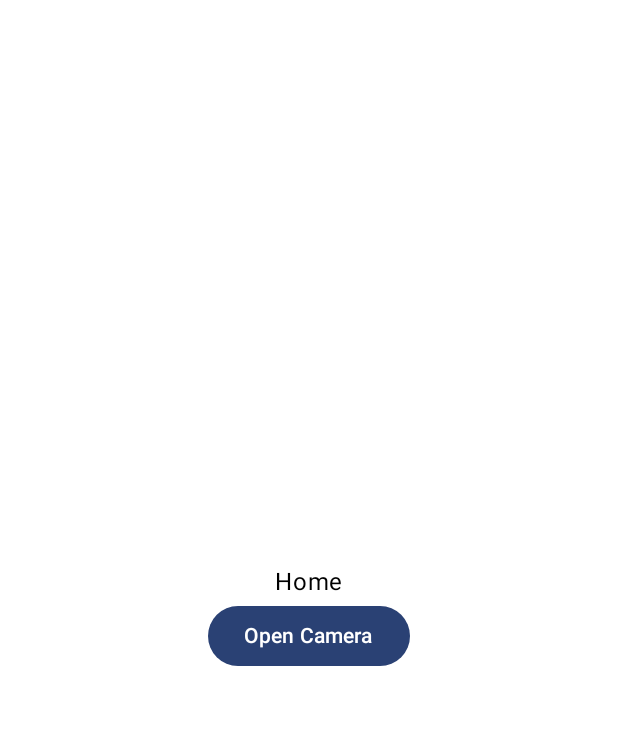
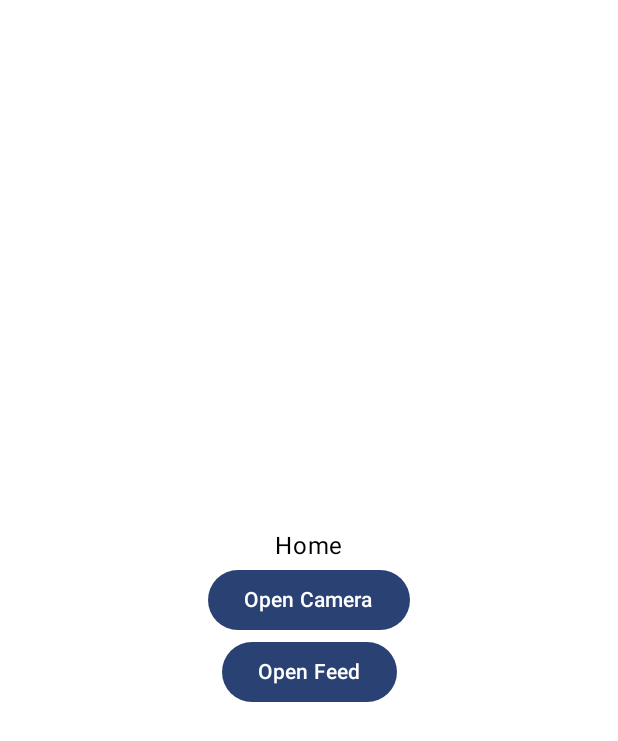
Before and after one commit to MattBaldivino/RealTime, an Android app built with Jetpack Compose: the HomeScreen screen opened through its navigation route, on a phone screen of 412 x 824 dp. Shown: the top 741 px of the screen. Run offline under Robolectric (Android 15) with nearby library versions, the phone set to English and light mode, and no system bars; our stand-ins replace Room's generated code.

Commit message:
feed with images + usernames

```diff
--- a/app/src/main/java/com/bignerdranch/android/realtime/HomeScreen.kt
+++ b/app/src/main/java/com/bignerdranch/android/realtime/HomeScreen.kt
@@ -25,9 +25,14 @@ fun HomeScreen(navController: NavHostController){
             Text(text = "Home")
 
                 Button(onClick = {
-                    navController.navigate("camera") // Navigate to the Camera Screen
+                    navController.navigate("camera") // Navigate to the Feed
                 }) {
                     Text(text = "Open Camera")
+                }
+                Button(onClick = {
+                    navController.navigate("feed") // Navigate to the Camera Screen
+                }) {
+                    Text(text = "Open Feed")
                 }
         }
     }
--- a/app/src/main/java/com/bignerdranch/android/realtime/MainActivity.kt
+++ b/app/src/main/java/com/bignerdranch/android/realtime/MainActivity.kt
@@ -1,5 +1,6 @@
 package com.bignerdranch.android.realtime
 
+import UserFeed
 import android.content.pm.PackageManager
 import android.Manifest;
 import android.annotation.SuppressLint
@@ -128,28 +129,8 @@ class MainActivity : ComponentActivity() {
         val userRepository by lazy { UsersRepository(database.usersDao()) }
         val postRepository by lazy { PostsRepository(database.postsDao())}
 
-        val user = Users(
-            username = "JaneDoe",
-            password = "1234"
-        )
-
-        val dummyDate = Date()
-        val post = Posts(
-            //dummyphoto doesn't exist, it's just a string placeholder
-            photoFileName = "dummyphoto.png",
-            date = dummyDate,
-            owner = "JaneDoe"
-        )
-
         lifecycleScope.launch {
-            userRepository.insertUser(user)
-            val returnedUser: Users = userRepository.getUser("JaneDoe")
-            Log.d("user", returnedUser.toString())
-
-            postRepository.insertPost(post)
-            val returnedPosts = postRepository.getPosts(dummyDate)
-            Log.d("post", returnedPosts.joinToString())
-
+            postRepository.deleteAll()
         }
 
     }
@@ -250,6 +231,10 @@ fun NavGraph(navController: NavHostController){
             HomeScreen(navController)
         }
 
+        composable("feed"){
+            UserFeed(navController)
+        }
+
         composable("camera") {
             CameraPreviewScreen(navController)
         }
--- a/app/src/main/java/com/bignerdranch/android/realtime/Posts.kt
+++ b/app/src/main/java/com/bignerdranch/android/realtime/Posts.kt
@@ -8,7 +8,7 @@ data class Posts (
     @PrimaryKey (autoGenerate = true)
     val id:Long=0,
     val photoFileName: String? = null,
-    val date: Date,
+    val date: Int,
     val owner: String? = null,
     val image: ByteArray? = null
 )
--- a/app/src/main/java/com/bignerdranch/android/realtime/PostsRepository.kt
+++ b/app/src/main/java/com/bignerdranch/android/realtime/PostsRepository.kt
@@ -8,7 +8,7 @@ class PostsRepository(private val postsDao: PostsDao) {
     }
 
     //if List does not show all posts, try using Flow
-    suspend fun getPosts(date: Date): List<Posts> {
+    suspend fun getPosts(date: Int): List<Posts> {
         return postsDao.getPosts(date)
     }
 
--- a/app/src/main/java/com/bignerdranch/android/realtime/composables/Camerax.kt
+++ b/app/src/main/java/com/bignerdranch/android/realtime/composables/Camerax.kt
@@ -111,7 +111,7 @@ private fun captureImage(imageCapture: ImageCapture, context: Context) {
                 // Create a new Post object to insert into the database
                 val post = Posts(
                     photoFileName = name,
-                    date = Date(),
+                    date = Date().date,
                     owner = "User",
                     image = imageByteArray // Save the image byte array
                 )
--- a/app/src/main/java/database/PostsDao.kt
+++ b/app/src/main/java/database/PostsDao.kt
@@ -13,7 +13,7 @@ interface PostsDao {
     //get posts by date
     //can use this to display all posts from the current day
     @Query("SELECT * FROM posts WHERE date LIKE :date")
-    fun getPosts(date: Date): List<Posts>
+    fun getPosts(date: Int): List<Posts>
 
     //deleting all posts
     @Query("DELETE FROM Posts")
```
